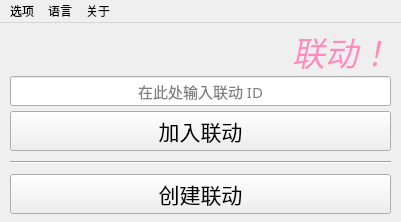
reitovo/vlink-client, file ui/windows/mainwindow.ui: the form before one commit.
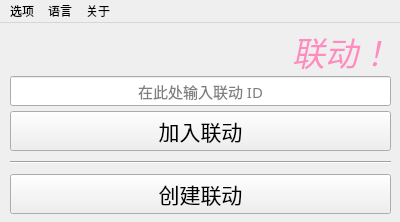
The form after the commit. Icons and pictures are not drawn.

```diff
--- a/ui/windows/mainwindow.ui
+++ b/ui/windows/mainwindow.ui
@@ -6,7 +6,7 @@
    <rect>
     <x>0</x>
     <y>0</y>
-    <width>401</width>
+    <width>400</width>
     <height>222</height>
    </rect>
   </property>
@@ -724,7 +724,7 @@
     <rect>
      <x>0</x>
      <y>0</y>
-     <width>401</width>
+     <width>400</width>
      <height>22</height>
     </rect>
    </property>
```
Left out of the diff: 2 changed lines with no effect on the pictures.
